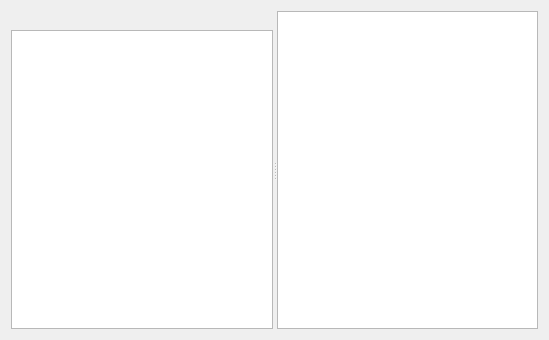
This is GestCollOnQt/GUI/Biblioteca/bibliotecaform.ui in mirkoviviani76/gestcoll as Qt 5 draws it before an edit. The edited form follows.
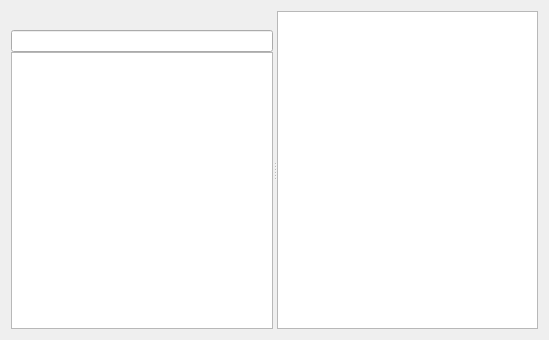
This is the edited form.

Diff of the .ui file:
```diff
--- a/GestCollOnQt/GUI/Biblioteca/bibliotecaform.ui
+++ b/GestCollOnQt/GUI/Biblioteca/bibliotecaform.ui
@@ -40,6 +40,9 @@
         <property name="bottomMargin">
          <number>0</number>
         </property>
+        <item>
+         <widget class="QLineEdit" name="filter"/>
+        </item>
         <item>
          <widget class="QTableView" name="listView"/>
         </item>
```
